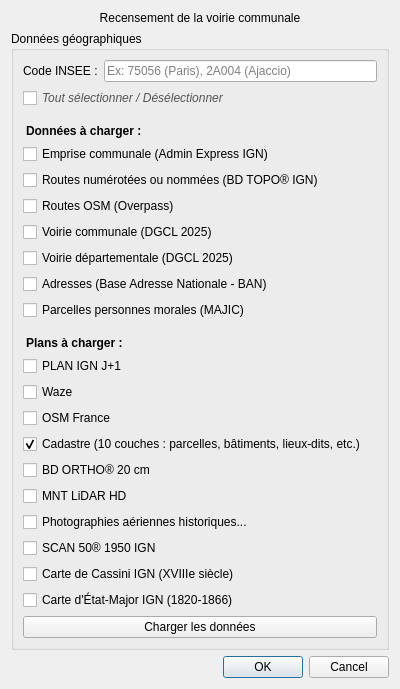
The window that chemins_ruraux_dialog_base.ui (Cliath/voirie_communale) describes before a commit, drawn with Qt 5.
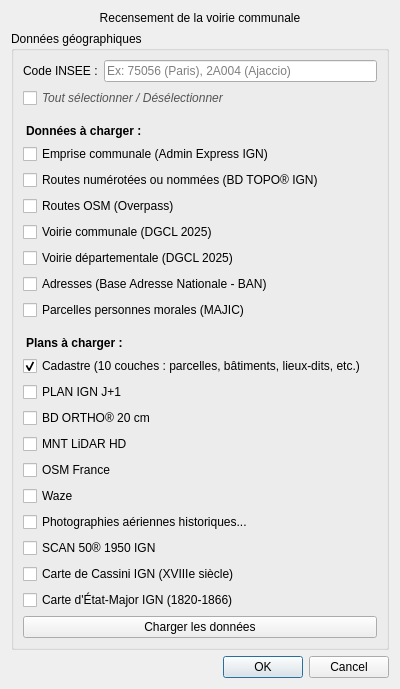
The same window after the commit.

Patch:
```diff
--- a/chemins_ruraux_dialog_base.ui
+++ b/chemins_ruraux_dialog_base.ui
@@ -151,36 +151,6 @@
         </property>
        </widget>
       </item>
-      <item>
-       <widget class="QCheckBox" name="chkPlanIGN">
-        <property name="text">
-         <string>PLAN IGN J+1</string>
-        </property>
-        <property name="toolTip">
-         <string>Charge le PLAN IGN J+1 (GEOGRAPHICALGRIDSYSTEMS.MAPS.BDUNI.J1) via le WMS IGN Géoplateforme</string>
-        </property>
-       </widget>
-      </item>
-      <item>
-       <widget class="QCheckBox" name="chkWazeTiles">
-        <property name="text">
-         <string>Waze</string>
-        </property>
-        <property name="toolTip">
-         <string>Charge les tuiles XYZ Waze Editor (routes) comme fond de plan raster</string>
-        </property>
-       </widget>
-      </item>
-      <item>
-       <widget class="QCheckBox" name="chkOsmFR">
-        <property name="text">
-         <string>OSM France</string>
-        </property>
-        <property name="toolTip">
-         <string>Charge les tuiles XYZ OpenStreetMap France comme fond de plan raster</string>
-        </property>
-       </widget>
-      </item>
       <item>
        <widget class="QCheckBox" name="chkCadastre">
         <property name="text">
@@ -191,6 +161,16 @@
         </property>
        </widget>
       </item>
+      <item>
+       <widget class="QCheckBox" name="chkPlanIGN">
+        <property name="text">
+         <string>PLAN IGN J+1</string>
+        </property>
+        <property name="toolTip">
+         <string>Charge le PLAN IGN J+1 (GEOGRAPHICALGRIDSYSTEMS.MAPS.BDUNI.J1) via le WMS IGN Géoplateforme</string>
+        </property>
+       </widget>
+      </item>
       <item>
        <widget class="QCheckBox" name="chkBDOrtho">
         <property name="text">
@@ -211,6 +191,26 @@
         </property>
        </widget>
       </item>
+      <item>
+       <widget class="QCheckBox" name="chkOsmFR">
+        <property name="text">
+         <string>OSM France</string>
+        </property>
+        <property name="toolTip">
+         <string>Charge les tuiles XYZ OpenStreetMap France comme fond de plan raster</string>
+        </property>
+       </widget>
+      </item>
+      <item>
+       <widget class="QCheckBox" name="chkWazeTiles">
+        <property name="text">
+         <string>Waze</string>
+        </property>
+        <property name="toolTip">
+         <string>Charge les tuiles XYZ Waze Editor (routes) comme fond de plan raster</string>
+        </property>
+       </widget>
+      </item>
       <item>
        <widget class="QCheckBox" name="chkPhotoAeriennes">
         <property name="text">
```
Left out of the diff: 6 changed lines with no effect on the pictures.
